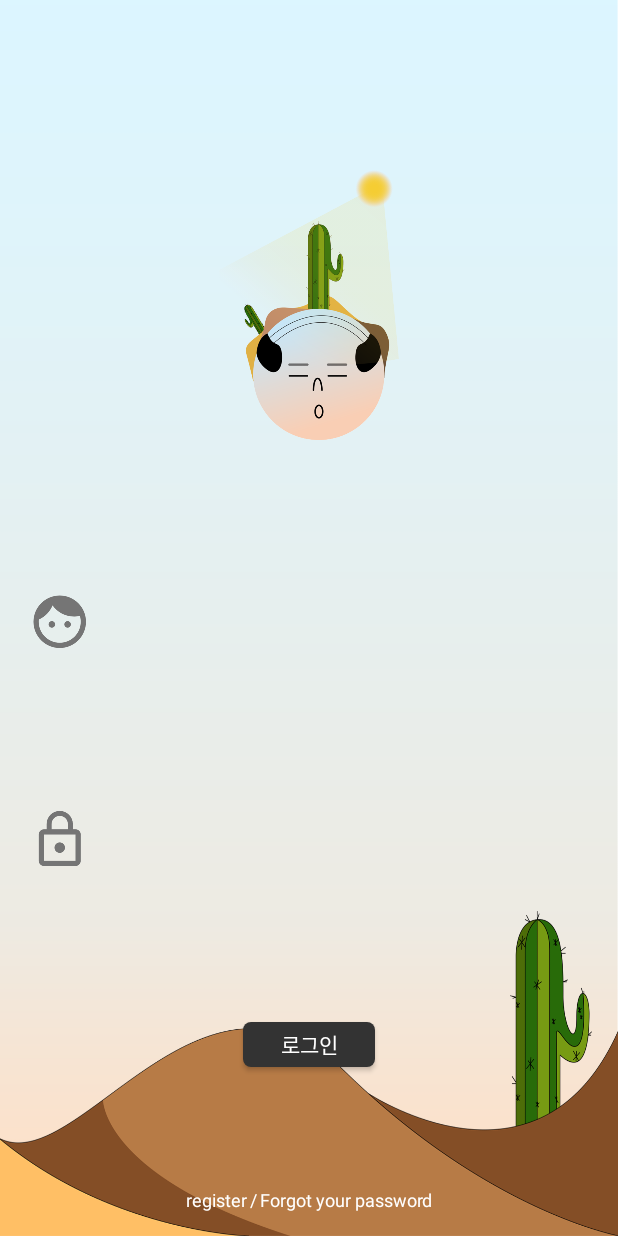
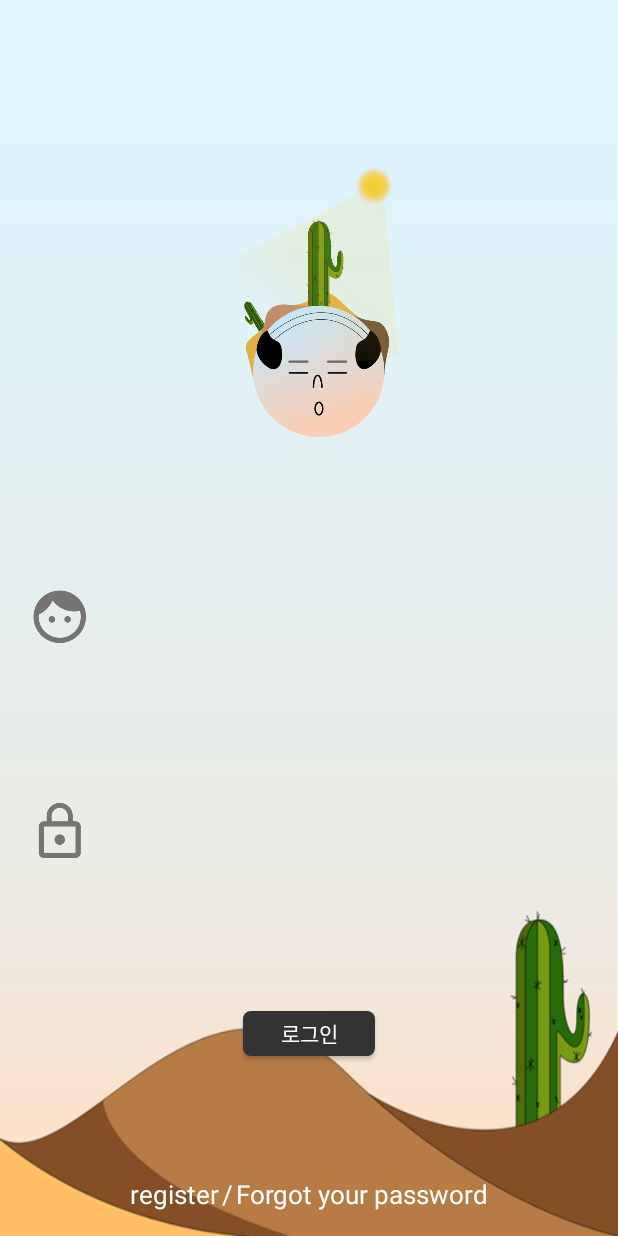
Before and after one commit to Desert-On-Head/DOH_ProntEnd, an Android app: the screen it shows after launch (LoginActivity), after a tap on "로그인", on a phone screen of 412 x 824 dp. Run offline under Robolectric (Android 15) with nearby library versions, the phone set to English and light mode, and no system bars.

Commit message:
Plz last commit

```diff
--- a/app/build.gradle
+++ b/app/build.gradle
@@ -34,4 +34,5 @@ dependencies {
     implementation 'com.squareup.retrofit2:retrofit:2.3.0'
     implementation 'com.squareup.retrofit2:converter-gson:2.3.0'
     implementation 'com.android.support:design:26.1.0'
+    compile 'com.akexorcist:bluetoothspp:1.0.0'
 }
--- a/app/src/main/java/com/choi/pe/desertonhead/Activity/LoginActivity.kt
+++ b/app/src/main/java/com/choi/pe/desertonhead/Activity/LoginActivity.kt
@@ -26,7 +26,7 @@ class LoginActivity : AppCompatActivity() {
             finish()
         }
         loginBtn.setOnClickListener {
-            var signInCall: Call<User> = NetworkHelper.networkInstance!!.Login(loginId.loginText, password.loginText)
+            var signInCall: Call<User> = NetworkHelper.networkInstance!!.Login(loginId.loginText.toString(), password.loginText.toString())
             signInCall.enqueue(object : Callback<User> {
                 override fun onResponse(call: Call<User>?, response: Response<User>?) {
                     Log.e("asd", "" + response?.code())
@@ -45,7 +45,6 @@ class LoginActivity : AppCompatActivity() {
                     Log.e("sign_up_fail", t?.message)
                 }
             })
-            toast(loginId.loginText + password.loginText)
         }
 
         register.setOnClickListener {
--- a/app/src/main/java/com/choi/pe/desertonhead/Util/DataManager.kt
+++ b/app/src/main/java/com/choi/pe/desertonhead/Util/DataManager.kt
@@ -25,6 +25,8 @@ class DataManager(val context: Context) {
         editor?.apply()
     }
 
+    fun getId():String = preferences!!.getString("id", "nono1507")
+    fun getNickname():String = preferences!!.getString("nickname", "nono1507")
     fun getLoginData():Boolean = preferences!!.getBoolean("login",false)
 
 }
--- a/app/src/main/java/com/choi/pe/desertonhead/Util/RetrofitInterface.kt
+++ b/app/src/main/java/com/choi/pe/desertonhead/Util/RetrofitInterface.kt
@@ -2,23 +2,20 @@ package com.choi.pe.desertonhead.Util
 
 import com.choi.pe.desertonhead.Data.User
 import retrofit2.Call
-import retrofit2.http.Field
-import retrofit2.http.GET
-import retrofit2.http.POST
-import retrofit2.http.Query
+import retrofit2.http.*
 
 
-/**
- * Created by choi on 2017. 12. 16..
- */
 interface RetrofitInterface {
     @POST("/auth/login")
-    fun Login(@Query("id") id: String, @Query("password") password: String): Call<User>
+    @FormUrlEncoded
+    fun Login(@Field("id") id: String, @Field("password") password: String): Call<User>
 
     @POST("/auth/register")
-    fun Register(@Query("id") id: String, @Query("password") password: String,
-                 @Query("username") nickname: String, @Query("email") email: String): Call<String>
+    @FormUrlEncoded
+    fun Register(@Field("id") id: String, @Field("password") password: String,
+                 @Field("username") nickname: String, @Field("email") email: String): Call<String>
 
-
-
+    @POST("/auth/findpassword")
+    @FormUrlEncoded
+    fun FindPassword(@Field("username") nickname: String, @Field("id") id: String): Call<String>
 }
--- a/app/src/main/res/layout/activity_forgot.xml
+++ b/app/src/main/res/layout/activity_forgot.xml
@@ -38,6 +38,7 @@
             android:textSize="20sp" />
 
         <EditText
+            android:id="@+id/emailText"
             android:layout_width="0dp"
             android:layout_height="wrap_content"
             android:layout_gravity="center"
@@ -62,6 +63,7 @@
             android:textSize="20sp" />
 
         <EditText
+            android:id="@+id/nicknameText_"
             android:layout_width="0dp"
             android:layout_height="wrap_content"
             android:layout_gravity="center"
--- a/app/src/main/res/layout/activity_login.xml
+++ b/app/src/main/res/layout/activity_login.xml
@@ -6,6 +6,8 @@
     android:layout_height="match_parent"
     android:background="@drawable/join_memvership_background"
     android:padding="16dp"
+    android:focusable="true"
+    android:focusableInTouchMode="true"
     tools:context="com.choi.pe.desertonhead.Activity.LoginActivity">
 
     <ImageView
@@ -69,7 +71,7 @@
             android:layout_marginRight="2dp"
             android:text="@string/register"
             android:textColor="#fff"
-            android:textSize="12sp" />
+            android:textSize="17sp"/>
 
         <TextView
             android:id="@+id/slash"
@@ -77,7 +79,7 @@
             android:layout_height="wrap_content"
             android:text="@string/slash"
             android:textColor="#fff"
-            android:textSize="12sp" />
+            android:textSize="17sp" />
 
         <TextView
             android:id="@+id/findPassword"
@@ -87,6 +89,6 @@
             android:layout_marginStart="2dp"
             android:text="@string/forgot_your_password"
             android:textColor="#fff"
-            android:textSize="12sp" />
+            android:textSize="17sp" />
     </LinearLayout>
 </android.support.constraint.ConstraintLayout>
--- a/app/src/main/res/layout/activity_register.xml
+++ b/app/src/main/res/layout/activity_register.xml
@@ -73,6 +73,7 @@
             <EditText
                 android:id="@+id/passwordText"
                 android:layout_width="0dp"
+                android:inputType="textPassword"
                 android:layout_height="wrap_content"
                 android:layout_gravity="center"
                 android:background="@drawable/bc_edittext_back"
@@ -96,6 +97,7 @@
                 android:textSize="20sp" />
 
             <EditText
+                android:inputType="textPassword"
                 android:id="@+id/rePasswordText"
                 android:layout_width="0dp"
                 android:layout_height="wrap_content"
```
Also changed, not shown: app/src/main/AndroidManifest.xml (+5 -2 lines), app/src/main/java/com/choi/pe/desertonhead/Activity/ForgotActivity.kt (+28 -0 lines), app/src/main/java/com/choi/pe/desertonhead/Activity/MainActivity.kt (+96 -0 lines), app/src/main/java/com/choi/pe/desertonhead/Activity/RegisterActivity.kt (+4 -4 lines), app/src/main/res/layout/activity_main.xml (+5 -6 lines), app/src/main/res/drawable/forgot_password_background.png, app/src/main/res/drawable/join_memvership_background.png.
